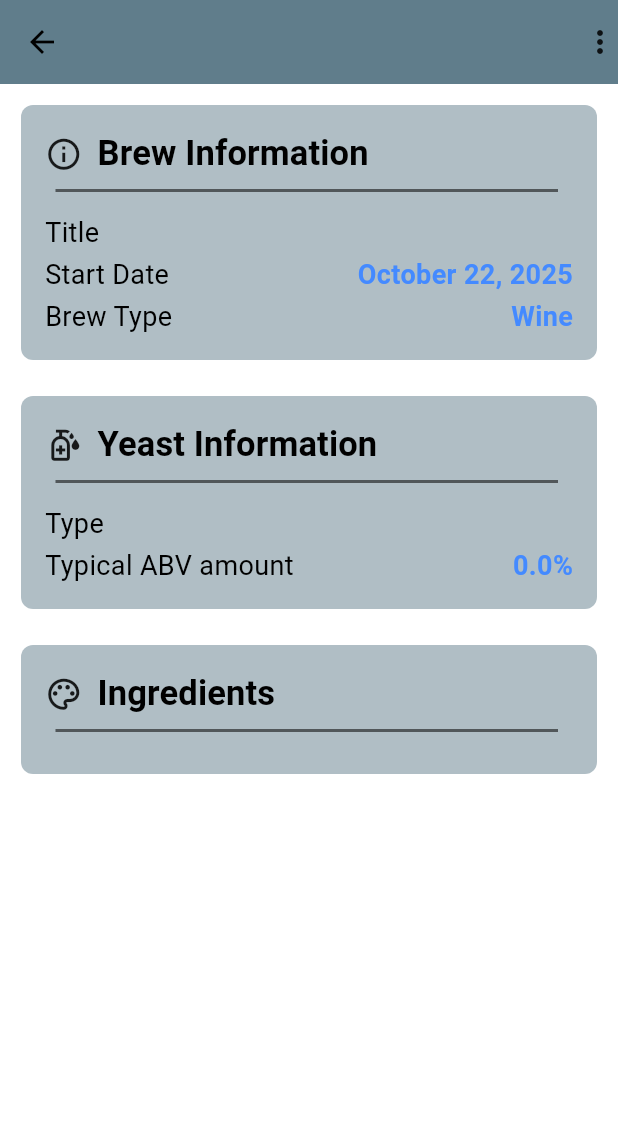
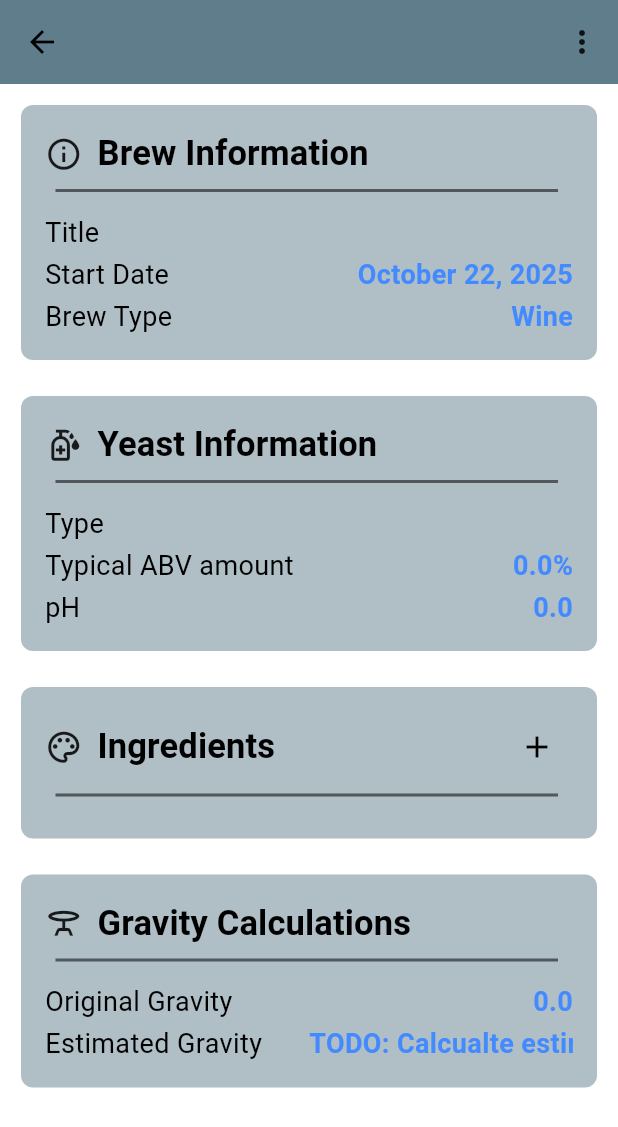
Before and after one commit to Seanm64/FermentationStation, a Flutter app: the CheckBrewPage screen opened directly with empty values, on a phone screen of 412 x 824 dp. Shown: the top 1127 px of the screen. Run offline on Flutter 3.47's test engine with Material 3 defaults, Android fonts, the phone set to English and light mode, and no system bars; drawn by our look-alikes of text_scroll; our stand-ins replace google_fonts, hive; accounts and stored records are empty; generated files the repository leaves out were written again.

Commit message:
Added Marquee effect to long text

```diff
--- a/lib/cards/ingedients_list_card.dart
+++ b/lib/cards/ingedients_list_card.dart
@@ -35,6 +35,12 @@ class IngedientsListCard extends StatelessWidget {
                   Text(
                     'Ingredients',
                     style: themeData.textTheme.labelLarge,
+                  ),
+
+                  Spacer(),
+                  IconButton(
+                    icon: Icon(Icons.add),
+                    onPressed: () {},
                   ),
                 ],
               ),
@@ -108,7 +114,6 @@ class IngedientsListCard extends StatelessWidget {
                       ),
                     );
                   })
-
             ],
           ),
         ),
--- a/lib/custom/custom_card_text_row.dart
+++ b/lib/custom/custom_card_text_row.dart
@@ -1,5 +1,6 @@
 import 'package:fermentation_station/theme_data.dart';
 import 'package:flutter/material.dart';
+import 'package:text_scroll/text_scroll.dart';
 
 class CustomTextRow extends StatelessWidget {
   const CustomTextRow({
@@ -19,13 +20,28 @@ class CustomTextRow extends StatelessWidget {
       child: Row(
         mainAxisAlignment: MainAxisAlignment.spaceBetween,
         children: [
-          Text(
-            leading ?? '',
-            style: cardText,
+          Expanded(
+            child: TextScroll(
+              leading ?? '',
+              style: cardText,
+              velocity: Velocity(pixelsPerSecond: Offset(40, 0)),
+              delayBefore: Duration(milliseconds: 100),
+              pauseBetween: Duration(milliseconds: 100),
+              textAlign: TextAlign.left,
+              mode: TextScrollMode.bouncing,
+            ),
           ),
-          Text(
-            trailing ?? '',
-            style: cardTextBlueBold,
+
+          Expanded(
+            child: TextScroll(
+                trailing ?? '',
+                style: cardTextBlueBold,
+                velocity: Velocity(pixelsPerSecond: Offset(40, 0)),
+                delayBefore: Duration(milliseconds: 100),
+                pauseBetween: Duration(milliseconds: 100),
+                textAlign: TextAlign.right,
+                mode: TextScrollMode.bouncing,
+              ),
           ),
         ],
       ),
--- a/lib/models/brew_model.dart
+++ b/lib/models/brew_model.dart
@@ -78,6 +78,7 @@ class BrewModel {
     required this.brew_type,
     required this.yeast,
     this.pH,
+    this.initial_gravity_reading,
     this.gravity_readings_per_date,
     this.ingredient_list
     }
@@ -96,12 +97,15 @@ class BrewModel {
   Yeast yeast;
 
   @HiveField(4)
-  double? pH = 0.0;
+  double? pH;
 
   @HiveField(5)
+  double? initial_gravity_reading;
+
+  @HiveField(6)
   Map<DateTime, double>? gravity_readings_per_date = {};
 
-  @HiveField(6)
+  @HiveField(7)
   List<IngredientSet>? ingredient_list = [];
 }
 
--- a/lib/pages/check_brew_page.dart
+++ b/lib/pages/check_brew_page.dart
@@ -1,3 +1,4 @@
+import 'package:fermentation_station/theme_data.dart';
 import 'package:flutter/material.dart';
 import 'package:fermentation_station/models/brew_model.dart';
 import 'package:fermentation_station/cards/basic_info_card.dart';
@@ -18,9 +19,12 @@ class CheckBrewPage extends StatelessWidget {
       appBar: AppBar(
         title: Text(brew_model.brew_title),
         centerTitle: true,
-        backgroundColor: Colors.blueGrey,
+        backgroundColor: Theme.of(context).primaryColor,
         actions: [
-          Icon(Icons.more_vert, color: Colors.black87,),
+          IconButton(
+            icon: Icon(Icons.more_vert, color: Colors.black87,),
+            onPressed: () {},
+          ),
         ],
       ),
       body: Padding(
@@ -65,6 +69,17 @@ class CheckBrewPage extends StatelessWidget {
             IngedientsListCard(brew_model: brew_model),
 
 
+            // Gravity Calculations
+            BasicInfoCard(
+                leading_icon: Icons.table_bar_outlined,
+                card_title: 'Gravity Calculations',
+                info_map: {
+                  'Original Gravity' : brew_model.initial_gravity_reading?.toString() ?? 'None Supplied',
+                  'Estimated Gravity' : 'TODO: Calcualte estimated Gravity',
+                }
+            ),
+
+
           ],
         ),
       ),
--- a/lib/theme_data.dart
+++ b/lib/theme_data.dart
@@ -23,6 +23,7 @@ const TextTheme text_theme = TextTheme(
 
 const TextStyle cardText = TextStyle(
   color: Colors.black,
+  fontWeight: FontWeight.w400,
   fontSize: 18,
 );
 const TextStyle cardTextBlueBold = TextStyle(
--- a/pubspec.yaml
+++ b/pubspec.yaml
@@ -40,6 +40,7 @@ dependencies:
   path_provider: ^2.1.5
   google_fonts: ^6.3.2
   intl: ^0.20.2
+  text_scroll: ^0.2.1
 
 dev_dependencies:
   flutter_test:
```
Also changed, not shown: lib/custom/brew_card_list.dart (+19 -11 lines), pubspec.lock.
